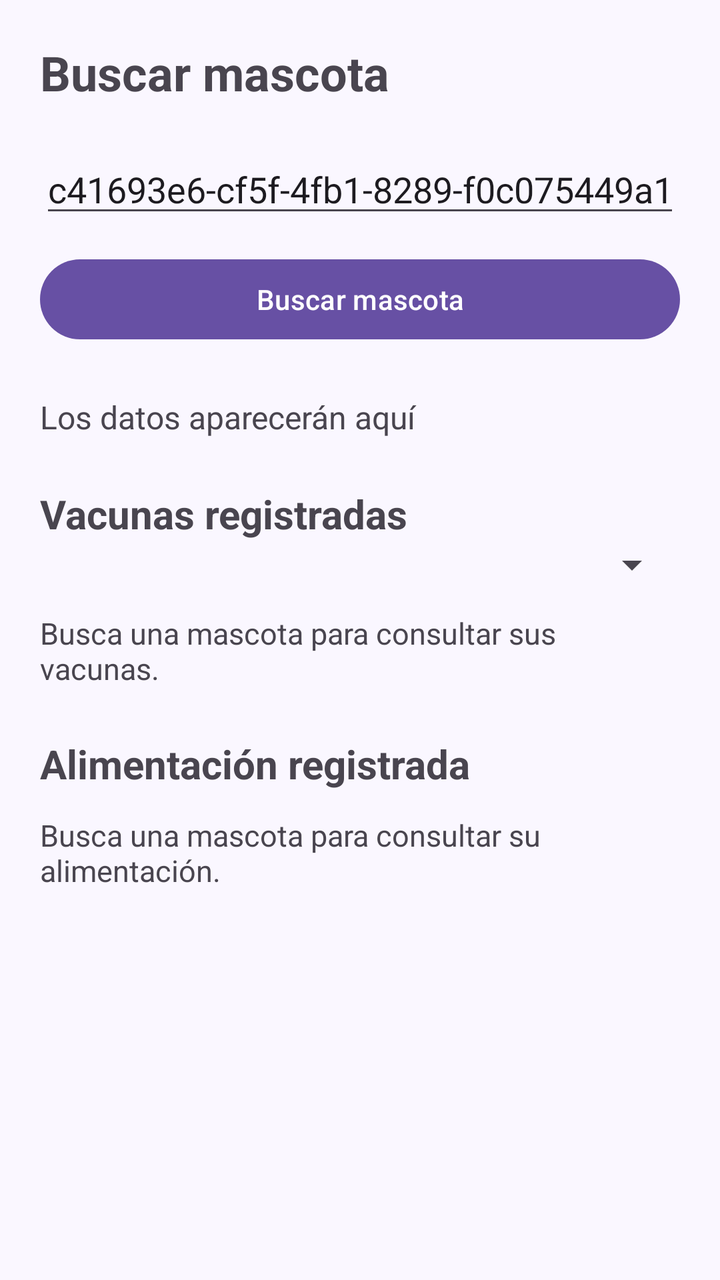
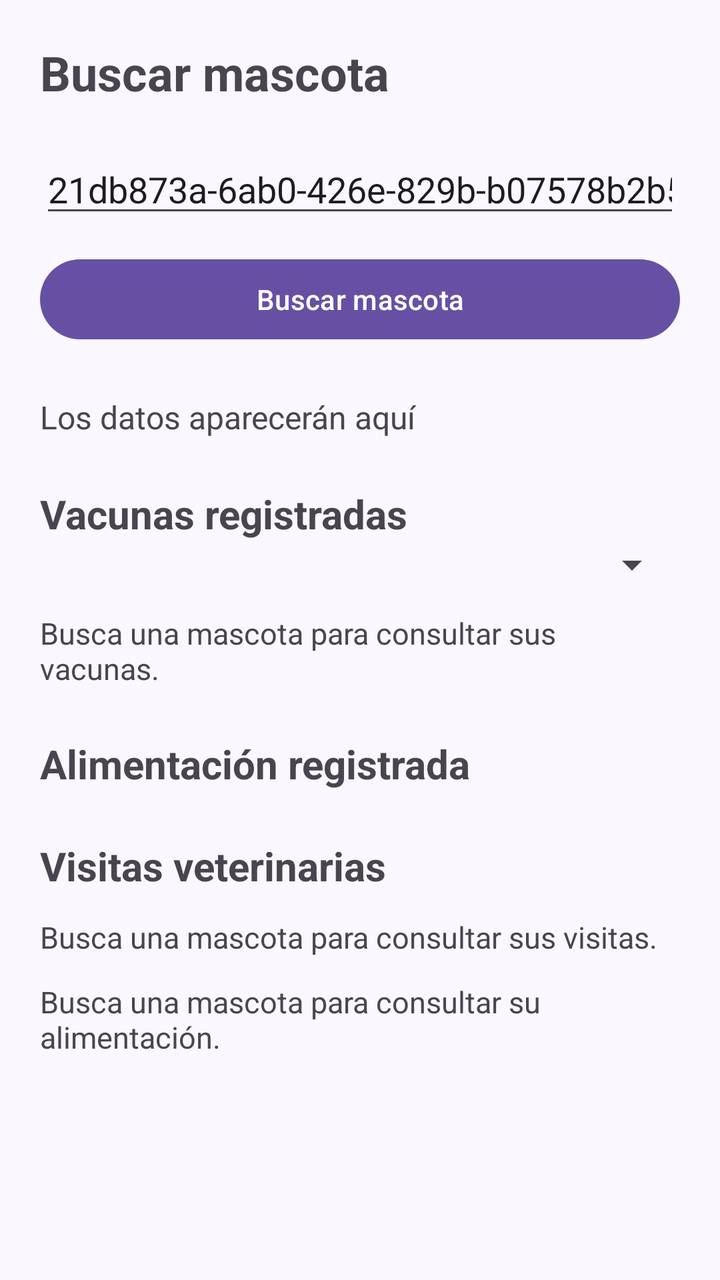

Two renders of the same Android screen: before a commit and after it. Below are the layout's source before the change and the commit's diff.
<!-- AndroidManifest.xml: application theme Theme.AppHuellitas -->
<!-- res/layout/activity_buscar_mascota.xml -->
<?xml version="1.0" encoding="utf-8"?>
<androidx.constraintlayout.widget.ConstraintLayout xmlns:android="http://schemas.android.com/apk/res/android"
    xmlns:app="http://schemas.android.com/apk/res-auto"
    xmlns:tools="http://schemas.android.com/tools"
    android:id="@+id/main"
    android:layout_width="match_parent"
    android:layout_height="match_parent"
    tools:context=".BuscarMascota">

    <ScrollView
        xmlns:android="http://schemas.android.com/apk/res/android"
        android:layout_width="match_parent"
        android:layout_height="match_parent"
        android:background="#FAF7FF">

        <LinearLayout
            android:layout_width="match_parent"
            android:layout_height="wrap_content"
            android:orientation="vertical"
            android:padding="20dp">

            <TextView
                android:layout_width="match_parent"
                android:layout_height="wrap_content"
                android:text="Buscar mascota"
                android:textSize="24sp"
                android:textStyle="bold" />

            <EditText
                android:id="@+id/etBuscarId"
                android:layout_width="match_parent"
                android:layout_height="wrap_content"
                android:layout_marginTop="20dp"
                android:text="c41693e6-cf5f-4fb1-8289-f0c075449a13"
                android:inputType="text" />

            <Button
                android:id="@+id/btnBuscarId"
                android:layout_width="match_parent"
                android:layout_height="wrap_content"
                android:text="Buscar mascota"
                android:layout_marginTop="12dp" />

            <TextView
                android:id="@+id/txtResultado"
                android:layout_width="match_parent"
                android:layout_height="wrap_content"
                android:layout_marginTop="24dp"
                android:text="Los datos aparecerán aquí"
                android:textSize="16sp"
                />


            <TextView
                android:layout_width="match_parent"
                android:layout_height="wrap_content"
                android:layout_marginTop="24dp"
                android:text="Vacunas registradas"
                android:textSize="20sp"
                android:textStyle="bold" />

            <Spinner
                android:id="@+id/spVacunas"
                android:layout_width="match_parent"
                android:layout_height="wrap_content" />

            <TextView
                android:id="@+id/txtDetalleVacuna"
                android:layout_width="match_parent"
                android:layout_height="wrap_content"
                android:layout_marginTop="12dp"
                android:text="Busca una mascota para consultar sus vacunas."
                android:textSize="15sp" />

            <Button
                android:id="@+id/btnEliminarVacuna"
                android:layout_width="match_parent"
                android:layout_height="wrap_content"
                android:text="Eliminar vacuna"
                android:enabled="false"
                android:visibility="gone" />

            <TextView
                android:layout_width="match_parent"
                android:layout_height="wrap_content"
                android:layout_marginTop="24dp"
                android:text="Alimentación registrada"
                android:textSize="20sp"
                android:textStyle="bold" />

            <LinearLayout
                android:id="@+id/contenedorDietas"
                android:layout_width="match_parent"
                android:layout_height="wrap_content"
                android:orientation="vertical" />

            <TextView
                android:id="@+id/txtDetalleDieta"
                android:layout_width="match_parent"
                android:layout_height="wrap_content"
                android:layout_marginTop="12dp"
                android:text="Busca una mascota para consultar su alimentación."
                android:textSize="15sp" />

            <Button
                android:id="@+id/btnEliminarDieta"
                android:layout_width="match_parent"
                android:layout_height="wrap_content"
                android:text="Eliminar alimentación"
                android:enabled="false"
                android:visibility="gone" />

            <Button
                android:id="@+id/btnEditarMascota"
                android:layout_width="match_parent"
                android:layout_height="wrap_content"
                android:layout_marginTop="20dp"
                android:text="Actualizar mascota"
                android:visibility="gone" />

            <Button
                android:id="@+id/btnEliminarMascota"
                android:layout_width="match_parent"
                android:layout_height="wrap_content"
                android:layout_marginTop="8dp"
                android:text="Eliminar mascota"
                android:visibility="gone" />

        </LinearLayout>
    </ScrollView>

</androidx.constraintlayout.widget.ConstraintLayout>
<!-- resources referenced by this layout -->
<resources>
  <style name="Theme.AppHuellitas" parent="Base.Theme.AppHuellitas" />
  <style name="Base.Theme.AppHuellitas" parent="Theme.Material3.DayNight.NoActionBar">
          
          
      </style>
</resources>

<!-- the commit's change to res/layout/activity_buscar_mascota.xml (unified diff, before → after) -->
@@ -31,7 +31,7 @@
                 android:layout_width="match_parent"
                 android:layout_height="wrap_content"
                 android:layout_marginTop="20dp"
-                android:text="c41693e6-cf5f-4fb1-8289-f0c075449a13"
+                android:text="21db873a-6ab0-426e-829b-b07578b2b5b4"
                 android:inputType="text" />
 
             <Button
@@ -94,6 +94,37 @@
                 android:layout_height="wrap_content"
                 android:orientation="vertical" />
 
+
+            <TextView
+                android:layout_width="match_parent"
+                android:layout_height="wrap_content"
+                android:layout_marginTop="24dp"
+                android:text="Visitas veterinarias"
+                android:textSize="20sp"
+                android:textStyle="bold" />
+
+            <LinearLayout
+                android:id="@+id/contenedorVisitas"
+                android:layout_width="match_parent"
+                android:layout_height="wrap_content"
+                android:orientation="vertical" />
+
+            <TextView
+                android:id="@+id/txtDetalleVisita"
+                android:layout_width="match_parent"
+                android:layout_height="wrap_content"
+                android:layout_marginTop="12dp"
+                android:text="Busca una mascota para consultar sus visitas."
+                android:textSize="15sp" />
+
+            <Button
+                android:id="@+id/btnEliminarVisita"
+                android:layout_width="match_parent"
+                android:layout_height="wrap_content"
+                android:text="Eliminar visita veterinaria"
+                android:enabled="false"
+                android:visibility="gone" />
+
             <TextView
                 android:id="@+id/txtDetalleDieta"
                 android:layout_width="match_parent"
@@ -115,7 +146,7 @@
                 android:layout_width="match_parent"
                 android:layout_height="wrap_content"
                 android:layout_marginTop="20dp"
-                android:text="Actualizar mascota"
+                android:text="Actualizar mascota y cuidados"
                 android:visibility="gone" />
 
             <Button
